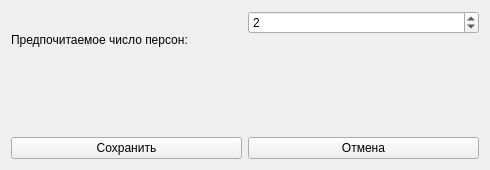
The window that ui/settings.ui (chaykalla2026-lang/what_to_cook_Project) describes before a commit, drawn with Qt 5.
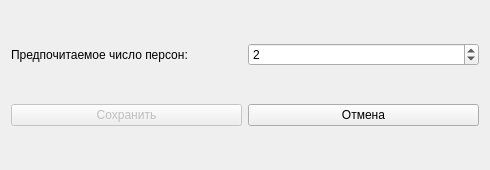
The same window after the commit.

Patch:
```diff
--- a/ui/settings.ui
+++ b/ui/settings.ui
@@ -27,11 +27,6 @@
       </widget>
      </item>
      <item>
-      <layout class="QVBoxLayout" name="personsSpinFieldLayout">
-       <property name="spacing">
-        <number>2</number>
-       </property>
-       <item>
         <widget class="QSpinBox" name="personsSpin">
          <property name="minimum">
           <number>1</number>
@@ -44,29 +39,7 @@
          </property>
         </widget>
        </item>
-       <item>
-        <widget class="QLabel" name="personsError">
-         <property name="text">
-          <string />
-         </property>
-         <property name="wordWrap">
-          <bool>true</bool>
-         </property>
-        </widget>
-       </item>
-      </layout>
-     </item>
-    </layout>
-   </item>
-   <item>
-    <widget class="QLabel" name="formErrorLabel">
-     <property name="text">
-      <string />
-     </property>
-     <property name="wordWrap">
-      <bool>true</bool>
-     </property>
-    </widget>
+    </layout>
    </item>
    <item>
     <layout class="QHBoxLayout" name="layout44">
@@ -76,7 +49,10 @@
         <string>Сохранить</string>
        </property>
        <property name="enabled">
-        <bool>true</bool>
+        <bool>false</bool>
+       </property>
+       <property name="toolTip">
+        <string>Будет подключено на следующем этапе</string>
        </property>
       </widget>
      </item>
```
Lines whose indentation alone changed are shown as unchanged.
